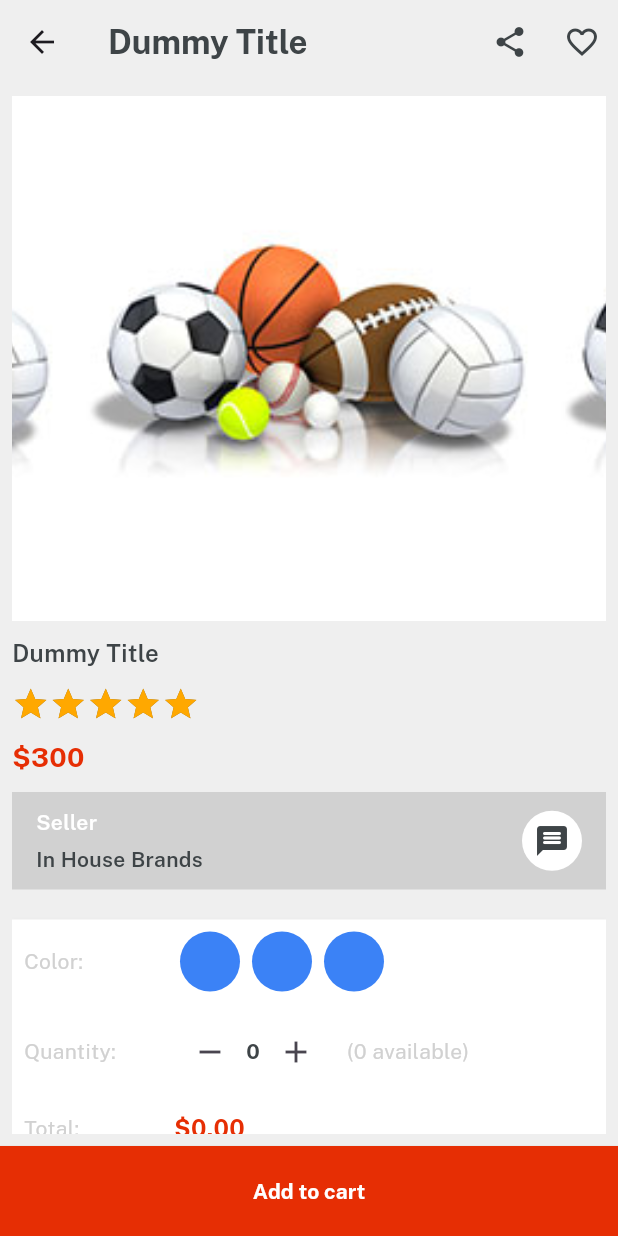
After one commit to nandainun/Flutter_ecommerce_shopman, a Flutter app: the ItemDetails screen opened directly, on a phone screen of 412 x 824 dp. The commit adds this screen. Run offline on Flutter 3.47's test engine with Material 3 defaults, Android fonts, the phone set to English and light mode, and no system bars; drawn by our look-alikes of velocity_x; our stand-ins replace get.

Commit message:
create item details

```diff
--- a/lib/consts/list.dart
+++ b/lib/consts/list.dart
@@ -38,3 +38,11 @@ const categoryImage = [
   imgFc8,
   imgFc9,
 ];
+
+const itemDetailButtonList = [
+  video,
+  reviews,
+  privacyPolicy,
+  returnPolicy,
+  supportPolicy
+];
--- a/lib/consts/strings.dart
+++ b/lib/consts/strings.dart
@@ -49,3 +49,11 @@ const womenCLothing = "Women Clothing",
     jewelery = "Jewelery",
     cellphone = "Cellphone & Tab",
     furniture = "Furniture";
+
+// Item details strings
+const video = "Video",
+    reviews = "Reviews",
+    sellerPolicy = "Seller Policy",
+    returnPolicy = "Return Policy",
+    supportPolicy = "Support Policy",
+    productsyoumaylike = "Products you may also like";
--- a/lib/view/category_screen/category_details.dart
+++ b/lib/view/category_screen/category_details.dart
@@ -1,4 +1,6 @@
+import 'package:get/get.dart';
 import 'package:shopman/consts/consts.dart';
+import 'package:shopman/view/category_screen/item_details.dart';
 import 'package:shopman/widgets_common/bg_widget.dart';
 
 class CategoryDetails extends StatelessWidget {
@@ -85,7 +87,14 @@ class CategoryDetails extends StatelessWidget {
                         .outerShadowSm
                         .margin(const EdgeInsets.symmetric(horizontal: 4))
                         .padding(const EdgeInsets.all(12))
-                        .make();
+                        .make()
+                        .onTap(
+                      () {
+                        Get.to(
+                          () => const ItemDetails(title: "Dummy Title"),
+                        );
+                      },
+                    );
                   },
                 ),
               ),
--- /dev/null
+++ b/lib/view/category_screen/item_details.dart
@@ -0,0 +1,295 @@
+import 'package:shopman/consts/consts.dart';
+import 'package:shopman/consts/list.dart';
+import 'package:shopman/widgets_common/our_button2.dart';
+
+class ItemDetails extends StatelessWidget {
+  final String? title;
+  const ItemDetails({super.key, required this.title});
+
+  @override
+  Widget build(BuildContext context) {
+    return Scaffold(
+      backgroundColor: lightGrey,
+      appBar: AppBar(
+        title: title!.text.color(darkFontGrey).fontFamily(bold).make(),
+        actions: [
+          IconButton(
+            onPressed: () {},
+            icon: const Icon(
+              Icons.share,
+              color: darkFontGrey,
+            ),
+          ),
+          IconButton(
+            onPressed: () {},
+            icon: const Icon(
+              Icons.favorite_outline,
+              color: darkFontGrey,
+            ),
+          ),
+        ],
+      ),
+      body: Column(
+        children: [
+          Expanded(
+            child: Padding(
+              padding: const EdgeInsets.all(8),
+              child: SingleChildScrollView(
+                child: Column(
+                  crossAxisAlignment: CrossAxisAlignment.start,
+                  children: [
+                    // Swiper section
+                    VxSwiper.builder(
+                      autoPlay: true,
+                      aspectRatio: 16 / 9,
+                      height: 350,
+                      itemCount: 3,
+                      itemBuilder: (context, index) {
+                        return Image.asset(
+                          imgFc5,
+                          width: double.infinity,
+                          fit: BoxFit.cover,
+                        );
+                      },
+                    ),
+
+                    10.heightBox,
+
+                    // title and details section
+                    title!.text
+                        .size(16)
+                        .color(darkFontGrey)
+                        .fontFamily(semibold)
+                        .make(),
+
+                    10.heightBox,
+
+                    // Rating section
+                    VxRating(
+                      onRatingUpdate: (value) {},
+                      normalColor: darkFontGrey,
+                      selectionColor: golden,
+                      count: 5,
+                      size: 25,
+                      stepInt: true,
+                    ),
+
+                    10.heightBox,
+
+                    "\$300"
+                        .text
+                        .color(redColor)
+                        .fontFamily(bold)
+                        .size(18)
+                        .make(),
+
+                    10.heightBox,
+
+                    Row(
+                      children: [
+                        Expanded(
+                          child: Column(
+                            mainAxisAlignment: MainAxisAlignment.center,
+                            crossAxisAlignment: CrossAxisAlignment.start,
+                            children: [
+                              "Seller".text.white.fontFamily(semibold).make(),
+                              5.heightBox,
+                              "In House Brands"
+                                  .text
+                                  .fontFamily(semibold)
+                                  .color(darkFontGrey)
+                                  .make()
+                            ],
+                          ),
+                        ),
+                        const CircleAvatar(
+                          backgroundColor: Colors.white,
+                          child: Icon(
+                            Icons.message_rounded,
+                            color: darkFontGrey,
+                          ),
+                        )
+                      ],
+                    )
+                        .box
+                        .height(65)
+                        .color(textfieldGrey)
+                        .padding(
+                          const EdgeInsets.symmetric(horizontal: 16),
+                        )
+                        .make(),
+
+                    20.heightBox,
+
+                    // Color section
+                    Column(
+                      children: [
+                        Row(
+                          children: [
+                            SizedBox(
+                              width: 100,
+                              child: "Color: ".text.color(textfieldGrey).make(),
+                            ),
+                            Row(
+                              children: List.generate(
+                                3,
+                                (index) => VxBox()
+                                    .size(40, 40)
+                                    .roundedFull
+                                    .color(Vx.randomPrimaryColor)
+                                    .margin(
+                                      const EdgeInsets.symmetric(horizontal: 4),
+                                    )
+                                    .make(),
+                              ),
+                            )
+                          ],
+                        ).box.padding(const EdgeInsets.all(8)).make(),
+
+                        // quantity row
+                        Row(
+                          children: [
+                            SizedBox(
+                              width: 100,
+                              child:
+                                  "Quantity: ".text.color(textfieldGrey).make(),
+                            ),
+                            Row(
+                              children: [
+                                IconButton(
+                                  onPressed: () {},
+                                  icon: const Icon(Icons.remove),
+                                ),
+                                "0"
+                                    .text
+                                    .color(darkFontGrey)
+                                    .fontFamily(bold)
+                                    .make(),
+                                IconButton(
+                                  onPressed: () {},
+                                  icon: const Icon(Icons.add),
+                                ),
+                                10.widthBox,
+                                "(0 available)".text.color(textfieldGrey).make()
+                              ],
+                            )
+                          ],
+                        ).box.padding(const EdgeInsets.all(8)).make(),
+
+                        Row(
+                          children: [
+                            SizedBox(
+                              width: 100,
+                              child: "Total: ".text.color(textfieldGrey).make(),
+                            ),
+                            "\$0.00"
+                                .text
+                                .color(redColor)
+                                .size(16)
+                                .fontFamily(bold)
+                                .make()
+                          ],
+                        ).box.padding(const EdgeInsets.all(8)).make(),
+                      ],
+                    ).box.white.shadowSm.make(),
+
+                    10.heightBox,
+
+                    // Description section
+                    "Description"
+                        .text
+                        .color(darkFontGrey)
+                        .fontFamily(semibold)
+                        .make(),
+                    "This is dummy item & dummy description..."
+                        .text
+                        .color(darkFontGrey)
+                        .make(),
+
+                    10.heightBox,
+
+                    // Button section
+                    ListView(
+                      physics: const NeverScrollableScrollPhysics(),
+                      shrinkWrap: true,
+                      children: List.generate(
+                        itemDetailButtonList.length,
+                        (index) => ListTile(
+                          title: itemDetailButtonList[index]
+                              .text
+                              .fontFamily(semibold)
+                              .color(darkFontGrey)
+                              .make(),
+                          trailing: const Icon(Icons.arrow_forward),
+                        ),
+                      ),
+                    ),
+
+                    20.heightBox,
+
+                    // Product may like section
+                    productsyoumaylike.text
+                        .fontFamily(bold)
+                        .size(16)
+                        .color(darkFontGrey)
+                        .make(),
+
+                    10.heightBox,
+
+                    SingleChildScrollView(
+                      scrollDirection: Axis.horizontal,
+                      child: Row(
+                        children: List.generate(
+                          6,
+                          (index) => Column(
+                            crossAxisAlignment: CrossAxisAlignment.start,
+                            children: [
+                              Image.asset(
+                                imgP1,
+                                width: 150,
+                                fit: BoxFit.cover,
+                              ),
+                              10.heightBox,
+                              "Laptop 4GB"
+                                  .text
+                                  .fontFamily(semibold)
+                                  .color(darkFontGrey)
+                                  .make(),
+                              10.heightBox,
+                              "\$500"
+                                  .text
+                                  .color(redColor)
+                                  .fontFamily(bold)
+                                  .size(16)
+                                  .make()
+                            ],
+                          )
+                              .box
+                              .white
+                              .roundedSM
+                              .margin(const EdgeInsets.symmetric(horizontal: 4))
+                              .padding(const EdgeInsets.all(8))
+                              .make(),
+                        ),
+                      ),
+                    ),
+                  ],
+                ),
+              ),
+            ),
+          ),
+          SizedBox(
+            width: double.infinity,
+            height: 60,
+            child: ourButton2(
+              color: redColor,
+              onPress: () {},
+              textColor: whiteColor,
+              title: "Add to cart",
+            ),
+          )
+        ],
+      ),
+    );
+  }
+}
--- /dev/null
+++ b/lib/widgets_common/our_button2.dart
@@ -0,0 +1,15 @@
+import 'package:shopman/consts/consts.dart';
+
+Widget ourButton2({onPress, color, textColor, String? title}) {
+  return ElevatedButton(
+    style: ElevatedButton.styleFrom(
+      backgroundColor: color,
+      padding: const EdgeInsets.all(12),
+      shape: const RoundedRectangleBorder(
+        borderRadius: BorderRadius.zero, // Setel sudut kotak di sini
+      ),
+    ),
+    onPressed: onPress,
+    child: title!.text.color(textColor).fontFamily(bold).make(),
+  );
+}
```
